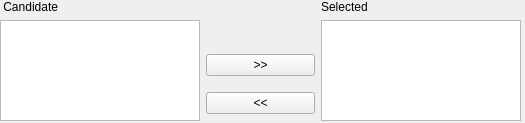
Before: the Qt Designer form gwmindepvarselectorwidget.ui in GWmodel-Lab/GWmodelS, drawn with Qt 5.
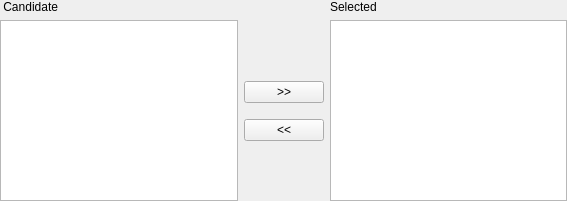
After: the same form once the commit is applied.

Commit message: 修改：调整布局

```diff
--- a/gwmindepvarselectorwidget.ui
+++ b/gwmindepvarselectorwidget.ui
@@ -6,23 +6,85 @@
    <rect>
     <x>0</x>
     <y>0</y>
-    <width>525</width>
-    <height>123</height>
+    <width>567</width>
+    <height>201</height>
    </rect>
   </property>
   <property name="windowTitle">
    <string>Form</string>
   </property>
-  <widget class="QWidget" name="">
-   <property name="geometry">
-    <rect>
-     <x>0</x>
-     <y>0</y>
-     <width>521</width>
-     <height>121</height>
-    </rect>
+  <layout class="QGridLayout" name="gridLayout_2" columnstretch="1,0,1">
+   <property name="leftMargin">
+    <number>0</number>
    </property>
-   <layout class="QGridLayout" name="gridLayout">
+   <property name="topMargin">
+    <number>0</number>
+   </property>
+   <property name="rightMargin">
+    <number>0</number>
+   </property>
+   <property name="bottomMargin">
+    <number>0</number>
+   </property>
+   <item row="1" column="1">
+    <layout class="QVBoxLayout" name="verticalLayout_2">
+     <property name="spacing">
+      <number>16</number>
+     </property>
+     <item>
+      <spacer name="verticalSpacer">
+       <property name="orientation">
+        <enum>Qt::Vertical</enum>
+       </property>
+       <property name="sizeHint" stdset="0">
+        <size>
+         <width>0</width>
+         <height>40</height>
+        </size>
+       </property>
+      </spacer>
+     </item>
+     <item>
+      <widget class="QPushButton" name="mAddIndepVarBtn">
+       <property name="sizePolicy">
+        <sizepolicy hsizetype="Fixed" vsizetype="Fixed">
+         <horstretch>0</horstretch>
+         <verstretch>0</verstretch>
+        </sizepolicy>
+       </property>
+       <property name="text">
+        <string>&gt;&gt;</string>
+       </property>
+      </widget>
+     </item>
+     <item>
+      <widget class="QPushButton" name="mDelIndepVarBtn">
+       <property name="sizePolicy">
+        <sizepolicy hsizetype="Fixed" vsizetype="Fixed">
+         <horstretch>0</horstretch>
+         <verstretch>0</verstretch>
+        </sizepolicy>
+       </property>
+       <property name="text">
+        <string>&lt;&lt;</string>
+       </property>
+      </widget>
+     </item>
+     <item>
+      <spacer name="verticalSpacer_2">
+       <property name="orientation">
+        <enum>Qt::Vertical</enum>
+       </property>
+       <property name="sizeHint" stdset="0">
+        <size>
+         <width>0</width>
+         <height>13</height>
+        </size>
+       </property>
+      </spacer>
+     </item>
+    </layout>
+   </item>
     <item row="0" column="0">
      <widget class="QLabel" name="label">
       <property name="text">
@@ -30,13 +92,6 @@
       </property>
      </widget>
     </item>
-    <item row="0" column="2">
-     <widget class="QLabel" name="label_2">
-      <property name="text">
-       <string>Selected</string>
-      </property>
-     </widget>
-    </item>
     <item row="1" column="0">
      <widget class="QListView" name="mIndepVarView">
       <property name="defaultDropAction">
@@ -56,58 +111,17 @@
       </property>
      </widget>
     </item>
-    <item row="1" column="1">
-     <layout class="QVBoxLayout" name="verticalLayout_2">
-      <property name="spacing">
-       <number>16</number>
-      </property>
-      <item>
-       <spacer name="verticalSpacer">
-        <property name="orientation">
-         <enum>Qt::Vertical</enum>
-        </property>
-        <property name="sizeHint" stdset="0">
-         <size>
-          <width>20</width>
-          <height>40</height>
-         </size>
-        </property>
-       </spacer>
-      </item>
-      <item>
-       <widget class="QPushButton" name="mAddIndepVarBtn">
+   <item row="0" column="2">
+    <widget class="QLabel" name="label_2">
         <property name="text">
-         <string>&gt;&gt;</string>
-        </property>
-       </widget>
-      </item>
-      <item>
-       <widget class="QPushButton" name="mDelIndepVarBtn">
-        <property name="text">
-         <string>&lt;&lt;</string>
-        </property>
-       </widget>
-      </item>
-      <item>
-       <spacer name="verticalSpacer_2">
-        <property name="orientation">
-         <enum>Qt::Vertical</enum>
-        </property>
-        <property name="sizeHint" stdset="0">
-         <size>
-          <width>109</width>
-          <height>13</height>
-         </size>
-        </property>
-       </spacer>
-      </item>
-     </layout>
+      <string>Selected</string>
+     </property>
+    </widget>
     </item>
     <item row="1" column="2">
      <widget class="QListView" name="mSelectedIndepVarView"/>
     </item>
    </layout>
-  </widget>
  </widget>
  <resources/>
  <connections/>
```
Lines whose indentation alone changed are shown as unchanged. The commit also changes 1 other file.
